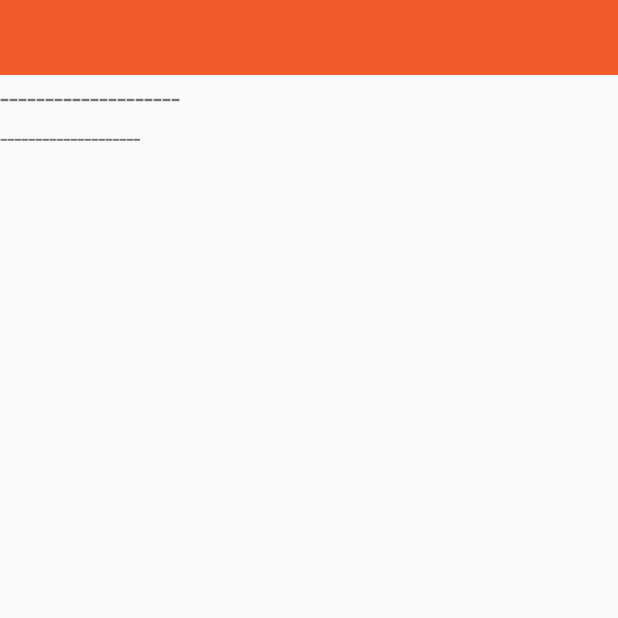
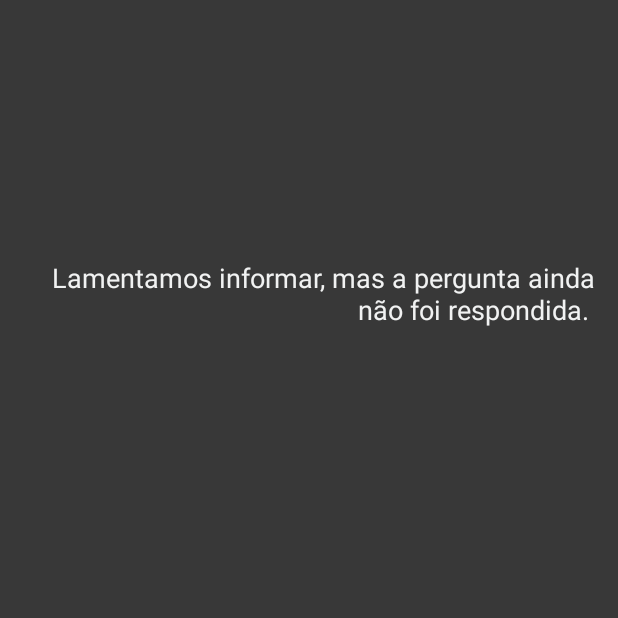
Before and after one commit to NoBugsDesenvolvimento/Parthenon2019, an Android app: the Duvida screen opened directly, with no data from a screen before it, on a phone screen of 412 x 824 dp, the top half of it. Run offline under Robolectric (Android 15) with nearby library versions, the phone set to English and light mode, and no system bars; our stand-ins replace Firebase (no records; nobody signed in at launch, a user with empty details on screens opened directly); libraries missing offline, so code that uses them is left out: io.realm; 8 statements that could not run were skipped.

Commit message:
Layout e resposta de pergunta

```diff
--- a/project/app/src/main/java/com/nobugs/parthenon/activity/Duvida.java
+++ b/project/app/src/main/java/com/nobugs/parthenon/activity/Duvida.java
@@ -3,18 +3,30 @@ package com.nobugs.parthenon.activity;
 import android.content.Intent;
 import android.os.Bundle;
 import android.util.Log;
+import android.view.View;
+import android.widget.Button;
+import android.widget.EditText;
+import android.widget.TextView;
+import android.widget.Toast;
 
 import androidx.fragment.app.FragmentActivity;
 
+import com.google.firebase.auth.FirebaseAuth;
+import com.google.firebase.auth.FirebaseUser;
+import com.google.firebase.database.DatabaseReference;
 import com.nobugs.parthenon.R;
 import com.nobugs.parthenon.helper.ConfiguracaoFirebase;
 import com.nobugs.parthenon.helper.RealmHelper;
 import com.nobugs.parthenon.model.Perguntas.Pergunta;
+import com.nobugs.parthenon.model.Perguntas.PerguntaAux;
 
 import io.realm.Realm;
 import io.realm.RealmResults;
 
 public class Duvida extends FragmentActivity {
+    public TextView tituloPergunta, conteudoPergunta, respostaPergunta;
+    public EditText editEscreverResposta;
+    public Button atualizarResposta;
 
     @Override
     protected void onCreate(Bundle savedInstanceState) {
@@ -25,9 +37,53 @@ public class Duvida extends FragmentActivity {
         Intent it = getIntent();
         String key = it.getStringExtra("key");
         Log.v("rgk", key);
+        tituloPergunta = findViewById(R.id.questionTitle);
+        conteudoPergunta = findViewById(R.id.questionText);
+        respostaPergunta = findViewById(R.id.questionAnswer);
+        editEscreverResposta = findViewById(R.id.escreverResposta);
+        atualizarResposta = findViewById(R.id.buttonAtualizarResposta);
 
         Realm realm = RealmHelper.getRealm(this);
         RealmResults<Pergunta> pergunta = realm.where(Pergunta.class).equalTo("key", key).findAll();
         // pergunta.get(0) já é a pergunta
+
+        final PerguntaAux atualizarPergunta = new PerguntaAux();
+        atualizarPergunta.setPergunta(pergunta.get(0).getPergunta());
+        atualizarPergunta.setResposta(pergunta.get(0).getResposta());
+        atualizarPergunta.setEmail(pergunta.get(0).getEmail());
+        atualizarPergunta.setRespondida(pergunta.get(0).getRespondida());
+        atualizarPergunta.setTitulo(pergunta.get(0).getTitulo());
+
+        tituloPergunta.setText(atualizarPergunta.getTitulo());
+        Toast.makeText(this, "a: " + atualizarPergunta.getPergunta(), Toast.LENGTH_SHORT).show();
+        conteudoPergunta.setText(atualizarPergunta.getPergunta());
+        if(atualizarPergunta.getResposta() != null){
+        respostaPergunta.setText(atualizarPergunta.getResposta());
+        editEscreverResposta.setText(atualizarPergunta.getResposta());  }
+        else{ respostaPergunta.setText("Lamentamos informar, mas a pergunta ainda não foi respondida. "); }
+
+        FirebaseUser user = FirebaseAuth.getInstance().getCurrentUser();
+        if (user != null) {
+            if(user.getPhotoUrl().toString().equals("admin")){
+                editEscreverResposta.setVisibility(View.VISIBLE);
+                atualizarResposta.setVisibility(View.VISIBLE);
+                respostaPergunta.setVisibility(View.INVISIBLE); }
+            else{ editEscreverResposta.setVisibility(View.INVISIBLE);
+                atualizarResposta.setVisibility(View.INVISIBLE);
+                respostaPergunta.setVisibility(View.VISIBLE);   }   }
+
+        atualizarResposta.setOnClickListener(new View.OnClickListener() {
+            @Override
+            public void onClick(View view) {
+                atualizarPergunta.setResposta(editEscreverResposta.getText().toString());
+                atualizarPergunta.setRespondida("1");
+                DatabaseReference database = ConfiguracaoFirebase.getFirebase();
+                DatabaseReference mensagemRef = database.child("perguntas");
+                mensagemRef.push().setValue(atualizarPergunta);
+            }
+        });
+
+
+
     }
 }
--- a/project/app/src/main/java/com/nobugs/parthenon/activity/SubmitDuvidasActivity.java
+++ b/project/app/src/main/java/com/nobugs/parthenon/activity/SubmitDuvidasActivity.java
@@ -68,10 +68,9 @@ public class SubmitDuvidasActivity extends AppCompatActivity {
         if(user != null){
         DatabaseReference database = ConfiguracaoFirebase.getFirebase();
         DatabaseReference mensagemRef = database.child("perguntas");
-        mensagemRef.push().setValue(perguntaAux);   }
-        else{
-            Toast.makeText(this, "Erro ao enviar pergunta. Tente novamente.", Toast.LENGTH_SHORT).show();
-        }
+        mensagemRef.setValue(perguntaAux);
+        finish();   }
+        else{ Toast.makeText(this, "Erro ao enviar pergunta. Tente novamente.", Toast.LENGTH_SHORT).show(); }
 
 
     }
--- a/project/app/src/main/res/layout/activity_question.xml
+++ b/project/app/src/main/res/layout/activity_question.xml
@@ -2,27 +2,53 @@
 <LinearLayout xmlns:android="http://schemas.android.com/apk/res/android"
     android:layout_width="match_parent"
     android:layout_height="match_parent"
-    android:orientation="vertical">
+    android:background="@color/colorPrimaryDark"
+    android:orientation="vertical"
+    android:padding="15dp">
 
-    <FrameLayout
-        android:id="@+id/header"
+    <TextView
+        android:id="@+id/questionTitle"
         android:layout_width="match_parent"
-        android:layout_height="50dp"
-        android:background="@color/colorPrimary">
-
-    </FrameLayout>
+        android:layout_height="wrap_content"
+        android:text="@string/placeholder"
+        android:textColor="@color/colorAccent"
+        android:textSize="24sp" />
 
     <TextView
         android:id="@+id/questionText"
         android:layout_width="match_parent"
         android:layout_height="wrap_content"
         android:text="@string/placeholder"
-        android:textSize="@dimen/big_font_size" />
+        android:textColor="@color/colorAccent"
+        android:textSize="18sp" />
 
     <TextView
-        android:id="@+id/answerText"
+        android:id="@+id/questionAnswer"
         android:layout_width="match_parent"
         android:layout_height="wrap_content"
-        android:text="@string/placeholder"
-        android:textSize="@dimen/normal_font_size" />
+        android:layout_marginTop="100dp"
+        android:text="TextView"
+        android:textAlignment="textEnd"
+        android:textColor="@color/colorAccent"
+        android:textSize="18sp" />
+
+    <EditText
+        android:id="@+id/escreverResposta"
+        android:layout_width="match_parent"
+        android:layout_height="wrap_content"
+        android:ems="10"
+        android:hint="Escreva uma resposta"
+        android:inputType="textPersonName"
+        android:textAlignment="textEnd"
+        android:textColor="@color/colorAccent" />
+
+    <Button
+        android:id="@+id/buttonAtualizarResposta"
+        android:layout_width="wrap_content"
+        android:layout_height="wrap_content"
+        android:layout_marginStart="275dp"
+        android:layout_marginTop="20dp"
+        android:background="@drawable/background_button"
+        android:text="RESPONDER"
+        android:textColor="@color/colorAccent" />
 </LinearLayout>
```
Also changed, not shown: 2 other files.
